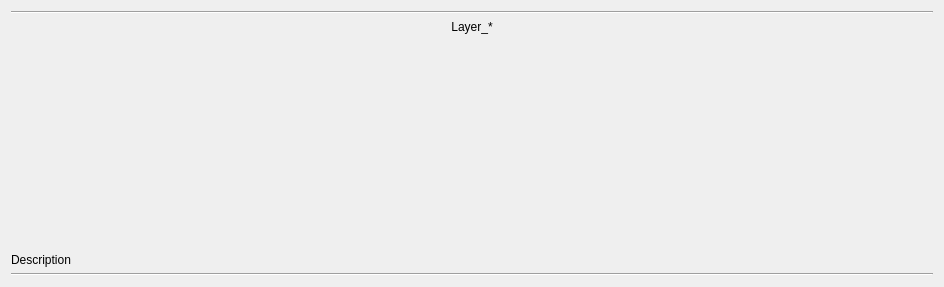
Before: the Qt Designer form networklayer.ui in xuechaofelix/DeepUI, drawn with Qt 5.
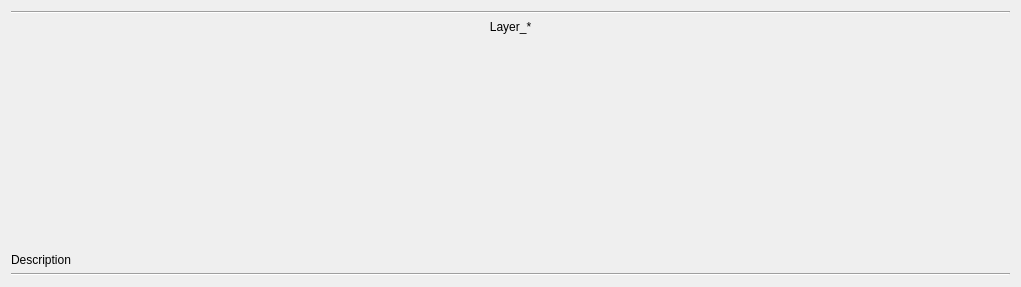
After: the same form once the commit is applied.

What changed in the file:
```diff
--- a/networklayer.ui
+++ b/networklayer.ui
@@ -6,7 +6,7 @@
    <rect>
     <x>0</x>
     <y>0</y>
-    <width>944</width>
+    <width>1021</width>
     <height>287</height>
    </rect>
   </property>
```
